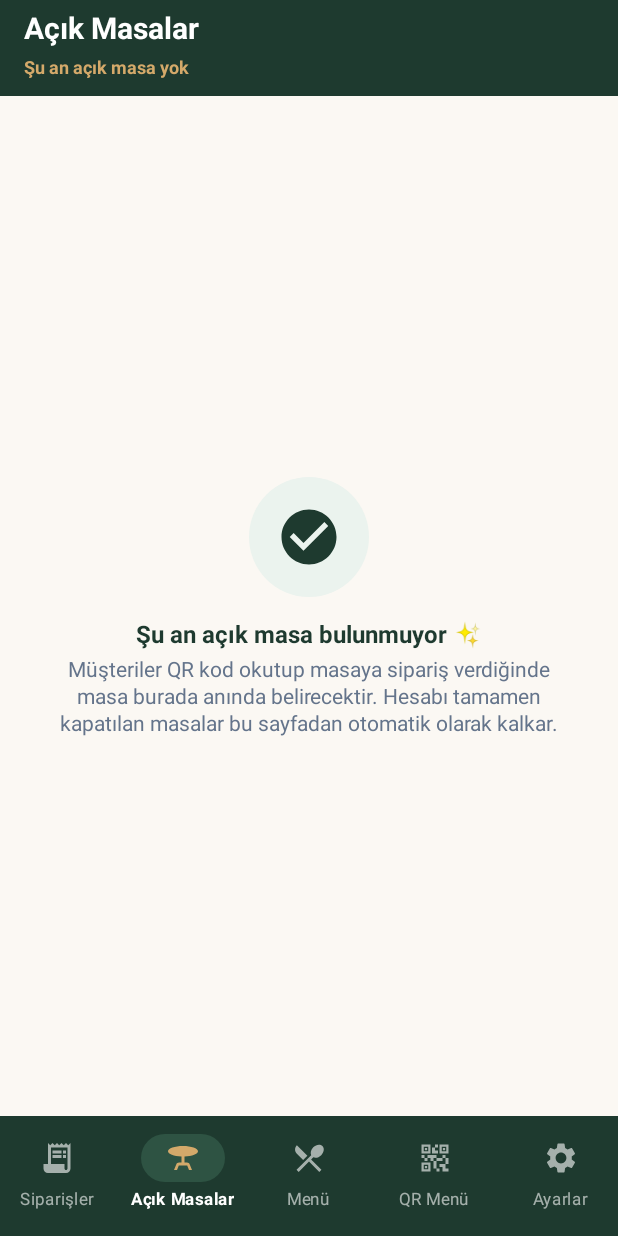
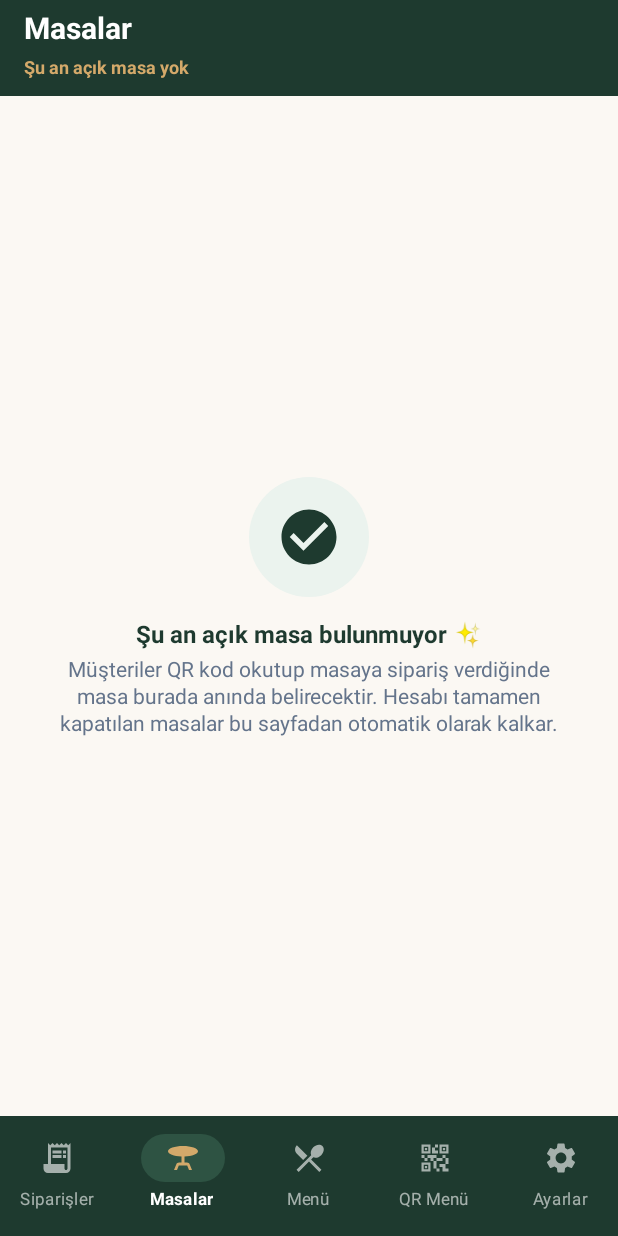
Before and after one commit to Berkay5577/sadec, an Android app built with Jetpack Compose: the composable MainScreen shown on its own in the app's theme, item 2 of the bottom bar chosen, on a phone screen of 412 x 824 dp. Run offline under Robolectric (Android 15) with nearby library versions, the light colour scheme and no system bars; our stand-ins replace Firebase (no records; nobody signed in at launch, a user with empty details on screens opened directly).

Commit message:
Update tab name to Masalar

```diff
--- a/app/src/main/java/com/example/sadec/ui/MainScreen.kt
+++ b/app/src/main/java/com/example/sadec/ui/MainScreen.kt
@@ -115,7 +115,7 @@ fun MainScreen(
                                 Icon(Icons.Default.TableBar, contentDescription = "Açık Masalar")
                             }
                         },
-                        label = { Text("Açık Masalar", fontSize = 11.sp, fontWeight = if (currentScreen is Screen.ActiveTables) FontWeight.Bold else FontWeight.Normal) }
+                        label = { Text("Masalar", fontSize = 11.sp, fontWeight = if (currentScreen is Screen.ActiveTables) FontWeight.Bold else FontWeight.Normal) }
                     )
 
                     // 3. Menü (Kategoriler & Ürünler)
--- a/app/src/main/java/com/example/sadec/ui/screens/ActiveTablesScreen.kt
+++ b/app/src/main/java/com/example/sadec/ui/screens/ActiveTablesScreen.kt
@@ -53,7 +53,7 @@ fun ActiveTablesScreen(
                 windowInsets = TopAppBarDefaults.windowInsets,
                 title = {
                     Column {
-                        Text("Açık Masalar", fontWeight = FontWeight.Bold, color = Color.White)
+                        Text("Masalar", fontWeight = FontWeight.Bold, color = Color.White)
                         Text(
                             text = if (activeTables.isNotEmpty()) "${activeTables.size} Masada Açık Hesap • Kalan: ₺${"%.2f".format(totalRemainingAmount)}" else "Şu an açık masa yok",
                             fontSize = 12.sp,
```
